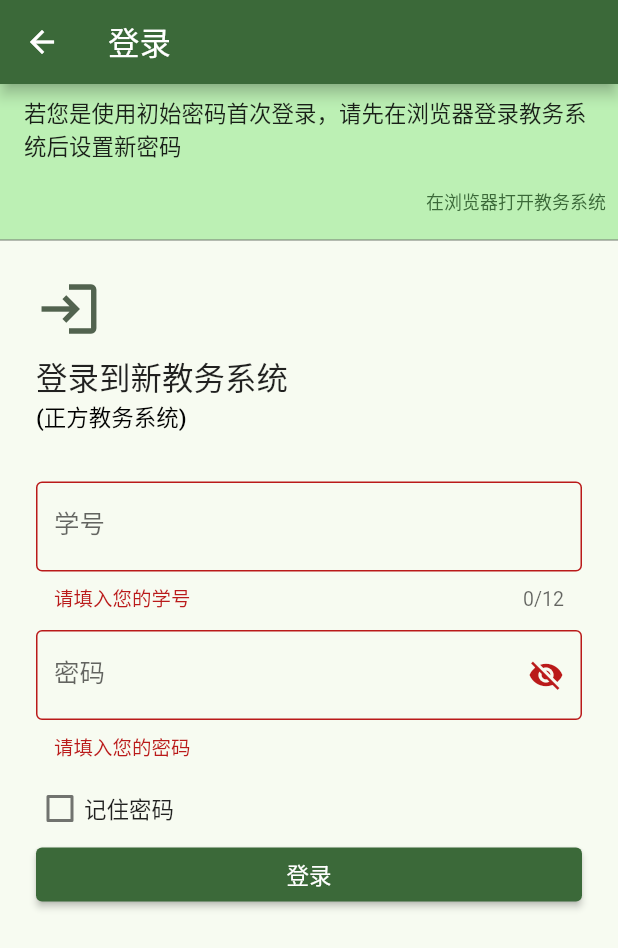
After one commit to wyvern1723/sachet, a Flutter app: the ZhengFangJwxtLoginPage screen opened directly, after a tap on "登录", on a phone screen of 412 x 824 dp. The commit adds this screen. Shown: the top 948 px of the screen. Run offline on Flutter 3.47's test engine with Material 3 defaults, Android fonts, the phone set to English and light mode, and no system bars; our stand-ins replace dio, dynamic_color, file_picker, flutter_colorpicker, flutter_markdown, flutter_secure_storage and 2 more; missing offline and left inert: flutter_gbk2utf8, flutter_inappwebview, pointycastle, tflite_flutter; accounts and stored records are empty; network calls fail.

Commit message:
feat: 添加正方教务系统登录页面

```diff
--- a/lib/pages/profile_page.dart
+++ b/lib/pages/profile_page.dart
@@ -3,6 +3,7 @@ import 'package:provider/provider.dart';
 import 'package:sachet/pages/about_page.dart';
 import 'package:sachet/pages/settings_page.dart';
 import 'package:sachet/pages/utilspages/qiangzhi_jwxt_login_page.dart';
+import 'package:sachet/pages/utilspages/zhengfang_jwxt_login_page.dart';
 import 'package:sachet/providers/screen_nav_provider.dart';
 import 'package:sachet/providers/qiangzhi_user_provider.dart';
 import 'package:sachet/providers/zhengfang_user_provider.dart';
@@ -105,7 +106,15 @@ class _ProfilePageState extends State<ProfilePage> {
                       tooltip: '退出登录',
                       icon: Icon(Icons.logout_outlined),
                     ),
-                    onTap: () {});
+                    onTap: () {
+                      Navigator.of(context).push(
+                        MaterialPageRoute(
+                          builder: (BuildContext context) {
+                            return const ZhengFangJwxtLoginPage();
+                          },
+                        ),
+                      );
+                    });
               },
             ),
             Divider(
--- /dev/null
+++ b/lib/pages/utilspages/zhengfang_jwxt_login_page.dart
@@ -0,0 +1,249 @@
+import 'package:flutter/foundation.dart';
+import 'package:flutter/material.dart';
+import 'package:sachet/constants/url_constants.dart';
+import 'package:sachet/models/user.dart';
+import 'package:sachet/providers/zhengfang_user_provider.dart';
+import 'package:sachet/services/zhengfang_jwxt/login/zhengfang_login_service.dart';
+import 'package:sachet/utils/utils_funtions.dart';
+import 'package:sachet/widgets/utilspages_widgets/login_page_widgets/error_info_snackbar.dart';
+import 'package:sachet/widgets/utilspages_widgets/login_page_widgets/logging_in_snackbar.dart';
+import 'package:sachet/widgets/utilspages_widgets/login_page_widgets/login_successful_dialog.dart';
+import 'package:sachet/widgets/utilspages_widgets/login_page_widgets/password_form_field.dart';
+import 'package:sachet/widgets/utilspages_widgets/login_page_widgets/username_form_field.dart';
+import 'package:provider/provider.dart';
+
+class ZhengFangJwxtLoginPage extends StatefulWidget {
+  const ZhengFangJwxtLoginPage({super.key});
+
+  @override
+  State<ZhengFangJwxtLoginPage> createState() => _ZhengFangJwxtLoginPageState();
+}
+
+class _ZhengFangJwxtLoginPageState extends State<ZhengFangJwxtLoginPage> {
+  final _loginFormKey = GlobalKey<FormState>();
+  final usernameTextController = TextEditingController();
+  final passwordTextController = TextEditingController();
+
+  String? showErrorText;
+  String? _cookie;
+
+  bool _isRememberPassword = false; // 是否记住密码
+
+  /// 获取储存的 学号和密码
+  Future loadDataFromSecureStorage() async {
+    String? studentIDText =
+        context.read<ZhengFangUserProvider>().user.studentID;
+    String? passwordText = await ZhengFangUserProvider.readPassword();
+    usernameTextController.text = studentIDText ?? '';
+    passwordTextController.text = passwordText ?? '';
+
+    // 如果存在保存的数据，更改 是否记住 的状态 = true
+    if (passwordText != null) {
+      setState(() {
+        _isRememberPassword = true;
+      });
+    }
+  }
+
+  void onChangedIsRememberPassword(bool? value) {
+    if (value == true) {
+      setState(() {
+        _isRememberPassword = true;
+      });
+    } else if (value == false) {
+      // 如果选择不记住密码，删除之前储存的密码（曾经可能选择记住，但这次又改变选择，那就不再储存，删除以前储存的）
+      ZhengFangUserProvider.deletePassword();
+
+      setState(() {
+        _isRememberPassword = false;
+      });
+    }
+  }
+
+  Future _pressLoginButton(BuildContext context) async {
+    if (_loginFormKey.currentState!.validate()) {
+      final messenger = ScaffoldMessenger.of(context);
+      // 显示正在登录 SnackBar
+      messenger.showSnackBar(loggingInSnackBar(context));
+      ZhengFangLoginService zhengFangLoginService = ZhengFangLoginService();
+
+      try {
+        // 尝试登录
+        await zhengFangLoginService.login(
+          username: usernameTextController.text,
+          password: passwordTextController.text,
+        );
+
+        // *****无异常*****
+        // 保存用户信息
+        User user = User(
+          cookie: zhengFangLoginService.cookie,
+          // name: name,
+          studentID: usernameTextController.text,
+        );
+        await context.read<ZhengFangUserProvider>().setUser(user);
+        // 如果选择记住密码，储存至 secureStorage
+        if (_isRememberPassword) {
+          await ZhengFangUserProvider.savePassword(passwordTextController.text);
+        }
+        // 隐藏正在登录 SnackBar
+        ScaffoldMessenger.of(context).hideCurrentSnackBar();
+
+        // 显示登录成功 Dialog
+        // TODO: 获取姓名
+        showDialog(
+          context: context,
+          barrierDismissible: false,
+          builder: (BuildContext context) =>
+              LoginSuccessfulDialog(userName: ''),
+        );
+      } catch (e) {
+        // *****有异常*****
+        // 隐藏正在登录 SnackBar
+        ScaffoldMessenger.of(context).hideCurrentSnackBar();
+
+        // 显示 显示登录错误信息的 SnackBar，显示3秒后隐藏
+        ScaffoldMessenger.of(context).showSnackBar(errorInfoSnackBar(
+            context, e.toString().replaceAll('Exception: ', '')));
+        await Future.delayed(const Duration(seconds: 3));
+        ScaffoldMessenger.of(context).hideCurrentSnackBar();
+      }
+    }
+  }
+
+  @override
+  void initState() {
+    super.initState();
+    loadDataFromSecureStorage();
+  }
+
+  @override
+  void dispose() {
+    usernameTextController.dispose();
+    passwordTextController.dispose();
+    super.dispose();
+  }
+
+  @override
+  Widget build(BuildContext context) {
+    return Scaffold(
+      appBar: AppBar(
+        title: const Text('登录'),
+      ),
+      body: Form(
+        key: _loginFormKey,
+        child: SingleChildScrollView(
+          child: Column(
+            crossAxisAlignment: CrossAxisAlignment.stretch,
+            children: [
+              MaterialBanner(
+                forceActionsBelow: true,
+                content: Text('若您是使用初始密码首次登录，请先在浏览器登录教务系统后设置新密码'),
+                backgroundColor: Theme.of(context).colorScheme.primaryContainer,
+                actions: [
+                  TextButton(
+                    style: TextButton.styleFrom(
+                      padding: EdgeInsets.symmetric(horizontal: 0, vertical: 0),
+                      tapTargetSize: MaterialTapTargetSize.shrinkWrap,
+                      textStyle: TextStyle(fontSize: 12),
+                    ),
+                    child: Text('在浏览器打开教务系统'),
+                    onPressed: () {
+                      openLink(newJwxtBaseUrl);
+                    },
+                  ),
+                ],
+                padding: EdgeInsetsDirectional.only(
+                  start: 16.0,
+                  top: 8.0,
+                  end: 16.0,
+                  bottom: 0.0,
+                ),
+              ),
+              const SizedBox(height: 24),
+              Padding(
+                padding: const EdgeInsets.symmetric(horizontal: 24.0),
+                child: Align(
+                  alignment: Alignment.centerLeft,
+                  child: Icon(
+                    Icons.login_outlined,
+                    size: 44,
+                    color: Theme.of(context).colorScheme.secondary,
+                  ),
+                ),
+              ),
+              const SizedBox(height: 8),
+              Padding(
+                padding: const EdgeInsets.symmetric(horizontal: 24.0),
+                child: Text('登录到新教务系统',
+                    style: Theme.of(context).textTheme.titleLarge),
+              ),
+              Padding(
+                padding: const EdgeInsets.symmetric(horizontal: 24.0),
+                child: Text('(正方教务系统)',
+                    style: Theme.of(context).textTheme.titleSmall),
+              ),
+              const SizedBox(height: 32),
+
+              // 学号输入框
+              Padding(
+                padding: const EdgeInsets.symmetric(horizontal: 24.0),
+                child: UsernameFormField(controller: usernameTextController),
+              ),
+
+              const SizedBox(height: 12),
+
+              // 密码输入框
+              Padding(
+                padding: const EdgeInsets.symmetric(horizontal: 24.0),
+                child: PasswordFormField(controller: passwordTextController),
+              ),
+
+              const SizedBox(height: 12),
+
+              if (kDebugMode)
+                Padding(
+                  padding: const EdgeInsets.symmetric(horizontal: 24.0),
+                  child: SelectableText(_cookie ?? '_cookie is null'),
+                ),
+
+              // 记住密码
+              Padding(
+                padding: const EdgeInsets.symmetric(horizontal: 24.0),
+                child: Row(
+                  mainAxisSize: MainAxisSize.min,
+                  children: [
+                    Checkbox(
+                      visualDensity: VisualDensity(
+                          horizontal: VisualDensity.minimumDensity,
+                          vertical: VisualDensity.compact.vertical),
+                      value: _isRememberPassword,
+                      onChanged: onChangedIsRememberPassword,
+                      semanticLabel: '记住密码',
+                    ),
+                    Text('记住密码'),
+                  ],
+                ),
+              ),
+
+              // TODO: 正在登录时禁用登录按钮
+              Padding(
+                padding: const EdgeInsets.symmetric(horizontal: 24.0),
+                child: ElevatedButton(
+                  style: ElevatedButton.styleFrom(
+                    backgroundColor: Theme.of(context).colorScheme.primary,
+                    foregroundColor: Theme.of(context).colorScheme.onPrimary,
+                  ),
+                  onPressed: () async {
+                    await _pressLoginButton(context);
+                  },
+                  child: const Text('登录'),
+                ),
+              ),
+            ],
+          ),
+        ),
+      ),
+    );
+  }
+}
--- a/lib/services/zhengfang_jwxt/login/zhengfang_login_service.dart
+++ b/lib/services/zhengfang_jwxt/login/zhengfang_login_service.dart
@@ -1,6 +1,8 @@
 import 'package:dio/dio.dart';
+import 'package:flutter/foundation.dart';
 import 'package:html/parser.dart';
 import 'package:sachet/services/zhengfang_jwxt/login/encrypt.dart';
+import 'package:sachet/utils/transform.dart';
 
 class ZhengFangLoginService {
   final Dio _dio;
@@ -82,7 +84,11 @@ class ZhengFangLoginService {
       _cookie = '$jsessionid; $route';
       _route = route;
     } on DioException catch (e) {
-      throw Exception('初始化网络请求失败: ${e.message}');
+      String? errorTypeText = dioExceptionTypeToText[e.type];
+      if (kDebugMode) {
+        print(e);
+      }
+      throw Exception('初始化网络请求失败: $errorTypeText');
     } catch (e) {
       throw Exception('初始化请求失败: $e');
     }
@@ -139,7 +145,11 @@ class ZhengFangLoginService {
 
       return response.data;
     } on DioException catch (e) {
-      throw Exception('获取公钥网络请求失败: ${e.message}');
+      String? errorTypeText = dioExceptionTypeToText[e.type];
+      if (kDebugMode) {
+        print(e);
+      }
+      throw Exception('获取公钥失败: $errorTypeText');
     } catch (e) {
       throw Exception('获取公钥失败: $e');
     }
@@ -182,10 +192,8 @@ class ZhengFangLoginService {
       );
       if (response.statusCode == 200) {
         String? errorMessage = _extractErrorMessage(response.data);
-        if (errorMessage == null || errorMessage == '') {
-          throw '登录失败';
-        }
-        throw '登录失败: $errorMessage';
+
+        throw errorMessage ?? '';
       }
 
       if (response.statusCode != 302) {
@@ -224,9 +232,13 @@ class ZhengFangLoginService {
       }
       _cookie = '$jsessionid; $_route';
     } on DioException catch (e) {
-      throw Exception('登录 POST 网络请求失败: ${e.message}');
+      String? errorTypeText = dioExceptionTypeToText[e.type];
+      if (kDebugMode) {
+        print(e);
+      }
+      throw Exception('登录失败: $errorTypeText');
     } catch (e) {
-      throw Exception('登录 POST 失败: $e');
+      throw Exception('登录失败: $e');
     }
   }
 
```
